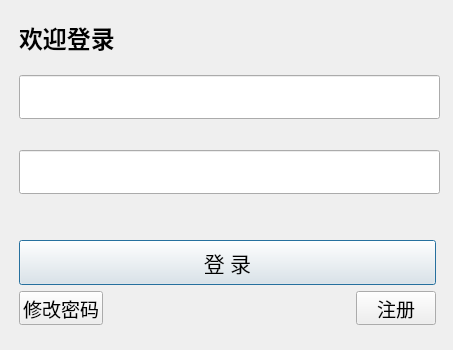
Before: the Qt Designer form digitalIntegration/LoginDialog.ui in jiaqingguo/DI, drawn with Qt 5.
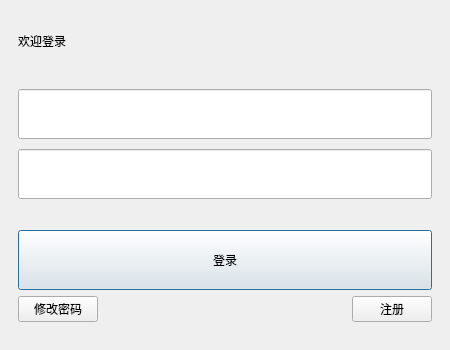
After: the same form once the commit is applied.

What changed in the file:
```diff
--- a/digitalIntegration/LoginDialog.ui
+++ b/digitalIntegration/LoginDialog.ui
@@ -6,7 +6,7 @@
    <rect>
     <x>0</x>
     <y>0</y>
-    <width>453</width>
+    <width>450</width>
     <height>350</height>
    </rect>
   </property>
@@ -19,7 +19,7 @@
   <property name="windowTitle">
    <string>数字样机一体化平台</string>
   </property>
-  <layout class="QGridLayout" name="gridLayout">
+  <layout class="QGridLayout" name="gridLayout_2">
    <property name="leftMargin">
     <number>0</number>
    </property>
@@ -32,19 +32,13 @@
    <property name="bottomMargin">
     <number>0</number>
    </property>
-   <property name="spacing">
-    <number>0</number>
-   </property>
-   <item row="0" column="1">
+   <item row="0" column="0">
     <widget class="QStackedWidget" name="stackedWidget">
      <property name="currentIndex">
       <number>0</number>
      </property>
      <widget class="QWidget" name="page">
-      <layout class="QGridLayout" name="gridLayout_2">
-       <property name="topMargin">
-        <number>0</number>
-       </property>
+      <layout class="QGridLayout" name="gridLayout_3">
        <item row="0" column="0">
         <widget class="QWidget" name="wgdBorder" native="true">
          <property name="minimumSize">
@@ -55,164 +49,45 @@
          </property>
          <property name="maximumSize">
           <size>
-           <width>620</width>
-           <height>540</height>
-          </size>
-         </property>
-         <widget class="QWidget" name="horizontalLayoutWidget">
-          <property name="geometry">
-           <rect>
-            <x>10</x>
-            <y>-10</y>
-            <width>421</width>
-            <height>96</height>
-           </rect>
-          </property>
-          <layout class="QHBoxLayout" name="horizontalLayout">
-           <item>
-            <widget class="QLabel" name="lblUser">
-             <property name="minimumSize">
-              <size>
-               <width>100</width>
-               <height>36</height>
-              </size>
-             </property>
-             <property name="maximumSize">
-              <size>
-               <width>36</width>
-               <height>36</height>
-              </size>
-             </property>
-             <property name="text">
-              <string>&lt;html&gt;&lt;head/&gt;&lt;body&gt;&lt;p&gt;&lt;span style=&quot; font-size:18pt; font-weight:600;&quot;&gt;欢迎登录&lt;/span&gt;&lt;/p&gt;&lt;/body&gt;&lt;/html&gt;</string>
-             </property>
-            </widget>
-           </item>
-           <item>
-            <spacer name="horizontalSpacer_9">
-             <property name="orientation">
-              <enum>Qt::Horizontal</enum>
-             </property>
-             <property name="sizeType">
-              <enum>QSizePolicy::Expanding</enum>
-             </property>
-             <property name="sizeHint" stdset="0">
-              <size>
-               <width>405</width>
-               <height>20</height>
-              </size>
-             </property>
-            </spacer>
-           </item>
-          </layout>
-         </widget>
-         <widget class="QWidget" name="verticalLayoutWidget">
-          <property name="geometry">
-           <rect>
-            <x>10</x>
-            <y>50</y>
-            <width>421</width>
-            <height>171</height>
-           </rect>
-          </property>
-          <layout class="QVBoxLayout" name="verticalLayout_2">
-           <item>
-            <widget class="QLineEdit" name="leUser">
-             <property name="minimumSize">
-              <size>
-               <width>0</width>
-               <height>43</height>
-              </size>
-             </property>
-             <property name="maximumSize">
-              <size>
-               <width>1677215</width>
+           <width>16777215</width>
                <height>16777215</height>
               </size>
              </property>
-             <property name="font">
-              <font>
-               <pointsize>24</pointsize>
-              </font>
-             </property>
-             <property name="placeholderText">
-              <string/>
-             </property>
-            </widget>
-           </item>
-           <item>
-            <widget class="QLineEdit" name="lePassword">
-             <property name="minimumSize">
-              <size>
-               <width>0</width>
-               <height>43</height>
-              </size>
-             </property>
-             <property name="font">
-              <font>
-               <pointsize>24</pointsize>
-              </font>
-             </property>
-             <property name="echoMode">
-              <enum>QLineEdit::Password</enum>
-             </property>
-             <property name="placeholderText">
-              <string/>
-             </property>
-            </widget>
-           </item>
-          </layout>
-         </widget>
-         <widget class="QWidget" name="verticalLayoutWidget_2">
-          <property name="geometry">
-           <rect>
-            <x>10</x>
-            <y>240</y>
-            <width>417</width>
-            <height>85</height>
-           </rect>
-          </property>
-          <layout class="QVBoxLayout" name="verticalLayout_3">
+         <layout class="QGridLayout" name="gridLayout">
+          <item row="2" column="0">
+           <layout class="QVBoxLayout" name="verticalLayout_4">
+            <property name="topMargin">
+             <number>20</number>
+            </property>
+            <property name="bottomMargin">
+             <number>10</number>
+            </property>
            <item>
             <widget class="QPushButton" name="btnLogin">
              <property name="minimumSize">
               <size>
-               <width>415</width>
-               <height>45</height>
-              </size>
-             </property>
-             <property name="font">
-              <font>
-               <family>黑体</family>
-               <pointsize>16</pointsize>
-              </font>
-             </property>
+                <width>0</width>
+                <height>60</height>
+               </size>
+              </property>
              <property name="autoFillBackground">
               <bool>false</bool>
              </property>
              <property name="text">
-              <string>登 录</string>
+               <string>登录</string>
              </property>
             </widget>
            </item>
            <item>
-            <layout class="QHBoxLayout" name="horizontalLayout_3">
+             <layout class="QHBoxLayout" name="horizontalLayout_5">
              <item>
               <widget class="QPushButton" name="btnChangePassword">
                <property name="minimumSize">
                 <size>
                  <width>0</width>
-                 <height>30</height>
-                </size>
-               </property>
-               <property name="font">
-                <font>
-                 <family>黑体</family>
-                 <pointsize>14</pointsize>
-                 <weight>50</weight>
-                 <bold>false</bold>
-                </font>
-               </property>
+                  <height>0</height>
+                 </size>
+                </property>
                <property name="text">
                 <string>修改密码</string>
                </property>
@@ -225,7 +100,7 @@
                </property>
                <property name="sizeHint" stdset="0">
                 <size>
-                 <width>40</width>
+                  <width>171</width>
                  <height>20</height>
                 </size>
                </property>
@@ -236,15 +111,9 @@
                <property name="minimumSize">
                 <size>
                  <width>0</width>
-                 <height>30</height>
-                </size>
-               </property>
-               <property name="font">
-                <font>
-                 <family>黑体</family>
-                 <pointsize>14</pointsize>
-                </font>
-               </property>
+                  <height>0</height>
+                 </size>
+                </property>
                <property name="text">
                 <string>注册</string>
                </property>
@@ -253,7 +122,98 @@
             </layout>
            </item>
           </layout>
-         </widget>
+          </item>
+          <item row="0" column="0">
+           <layout class="QHBoxLayout" name="horizontalLayout_4">
+            <item>
+             <widget class="QLabel" name="lblUser">
+              <property name="minimumSize">
+               <size>
+                <width>0</width>
+                <height>0</height>
+               </size>
+              </property>
+              <property name="maximumSize">
+               <size>
+                <width>16777215</width>
+                <height>16777215</height>
+               </size>
+              </property>
+              <property name="text">
+               <string>欢迎登录</string>
+              </property>
+             </widget>
+            </item>
+            <item>
+             <spacer name="horizontalSpacer_9">
+              <property name="orientation">
+               <enum>Qt::Horizontal</enum>
+              </property>
+              <property name="sizeType">
+               <enum>QSizePolicy::Expanding</enum>
+              </property>
+              <property name="sizeHint" stdset="0">
+               <size>
+                <width>268</width>
+                <height>13</height>
+               </size>
+              </property>
+             </spacer>
+            </item>
+           </layout>
+          </item>
+          <item row="1" column="0">
+           <layout class="QGridLayout" name="gridLayout_4" columnstretch="0">
+            <property name="topMargin">
+             <number>20</number>
+            </property>
+            <property name="bottomMargin">
+             <number>5</number>
+            </property>
+            <property name="horizontalSpacing">
+             <number>6</number>
+            </property>
+            <property name="verticalSpacing">
+             <number>10</number>
+            </property>
+            <item row="0" column="0">
+             <widget class="QLineEdit" name="leUser">
+              <property name="minimumSize">
+               <size>
+                <width>0</width>
+                <height>50</height>
+               </size>
+              </property>
+              <property name="maximumSize">
+               <size>
+                <width>16777215</width>
+                <height>16777215</height>
+               </size>
+              </property>
+              <property name="placeholderText">
+               <string/>
+              </property>
+             </widget>
+            </item>
+            <item row="1" column="0">
+             <widget class="QLineEdit" name="lePassword">
+              <property name="minimumSize">
+               <size>
+                <width>0</width>
+                <height>50</height>
+               </size>
+              </property>
+              <property name="echoMode">
+               <enum>QLineEdit::Password</enum>
+              </property>
+              <property name="placeholderText">
+               <string/>
+              </property>
+             </widget>
+            </item>
+           </layout>
+          </item>
+         </layout>
         </widget>
        </item>
       </layout>
```
Lines whose indentation alone changed are shown as unchanged.
